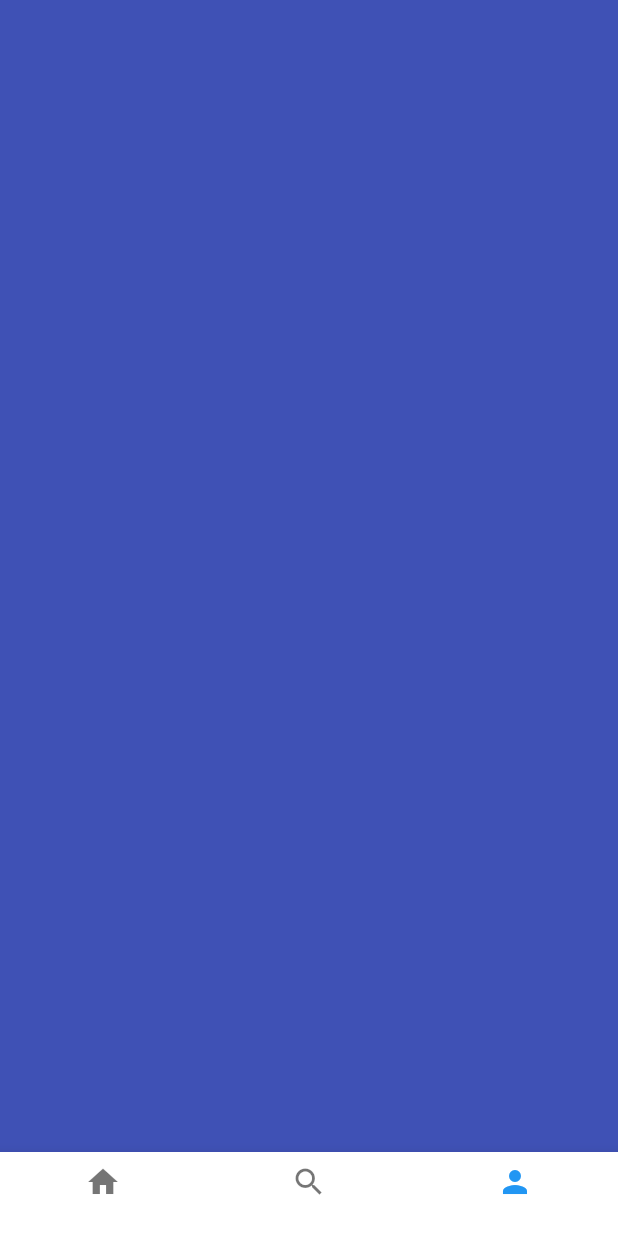
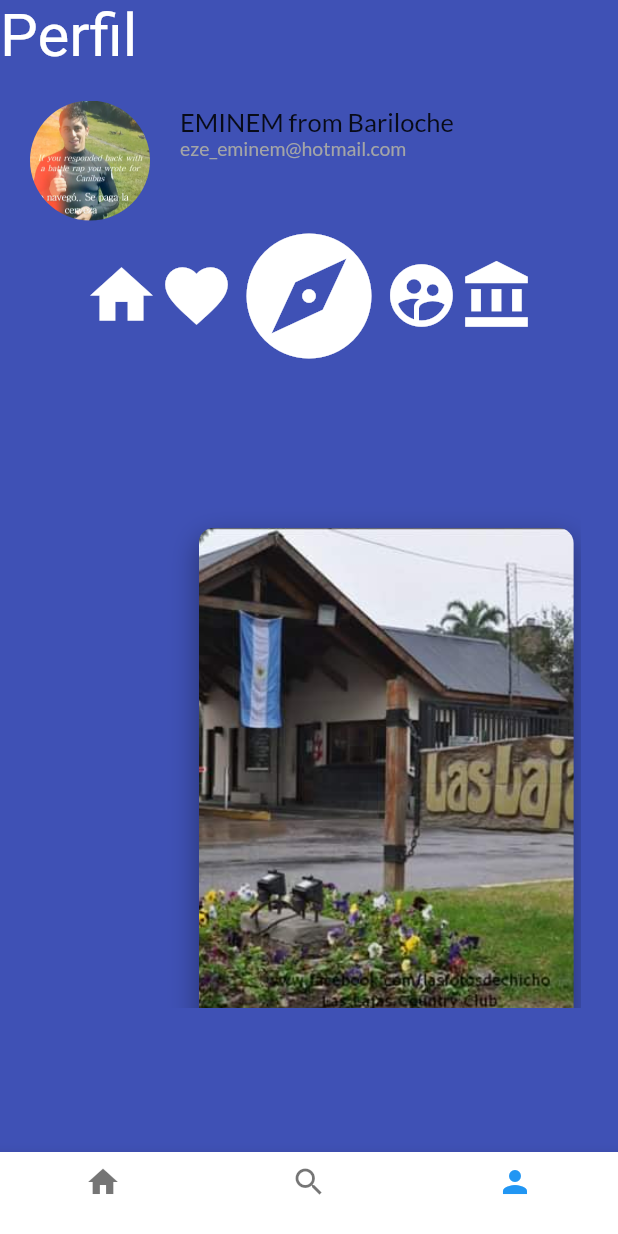
Before and after one commit to AlejoRMinetti/lajas-flutter-app, a Flutter app: the screen it shows after launch, item 3 of the bottom bar chosen, on a phone screen of 412 x 824 dp. Run offline on Flutter 3.47's test engine with Material 2 defaults, Android fonts, the phone set to English and light mode, and no system bars.

Commit message:
add profile page

```diff
--- a/lib/card_image_list.dart
+++ b/lib/card_image_list.dart
@@ -2,7 +2,6 @@ import 'package:flutter/material.dart';
 import 'package:platzi_trips_flutter_app/card_image.dart';
 
 class CardImageList extends StatelessWidget{
-
 
   @override
   Widget build(BuildContext context) {
--- a/lib/home_trips.dart
+++ b/lib/home_trips.dart
@@ -1,7 +1,6 @@
 import 'package:flutter/material.dart';
 import 'package:platzi_trips_flutter_app/description_place.dart';
 import 'package:platzi_trips_flutter_app/review_list.dart';
-
 import 'header_appbar.dart';
 
 class HomeTrips extends StatelessWidget{
--- /dev/null
+++ b/lib/places_list.dart
@@ -0,0 +1,29 @@
+import 'package:flutter/material.dart';
+
+import 'card_image.dart';
+
+class PlacesList extends StatelessWidget{
+
+  @override
+  Widget build(BuildContext context) {
+    // TODO: implement build
+    return Container(
+      height: 450.0,
+      width: 450.0,
+      padding: EdgeInsets.all(25.0),
+      child: Center(
+        child: ListView(
+
+          //scrollDirection: Axis.horizontal, //por defecto es vertical
+          children: <Widget>[
+            CardImage("images/entradaLajas.png"),
+            CardImage("images/clubHouseLajas.png"),
+            CardImage("images/sateliteLajas.png"),
+            CardImage("images/iconoLajas.png")
+          ],
+        ),
+      ),
+    );
+  }
+
+}
--- a/lib/profile_trips.dart
+++ b/lib/profile_trips.dart
@@ -1,4 +1,6 @@
 import 'package:flutter/material.dart';
+import 'package:platzi_trips_flutter_app/places_list.dart';
+import 'package:platzi_trips_flutter_app/review.dart';
 
 class ProfileTrips extends StatelessWidget{
   @override
@@ -6,6 +8,49 @@ class ProfileTrips extends StatelessWidget{
     // TODO: implement build
     return Container(
       color: Colors.indigo,
+      child: ListView(
+                children: <Widget>[
+                  Text("Perfil",
+                  style: TextStyle(
+                    fontSize: 40,
+                    color: Colors.white
+                  ),),
+                  Review("images/EzeViajero.png",
+                      "EMINEM from Bariloche",
+                      "", "eze_eminem@hotmail.com"),
+                  Center(
+                    child: Row(
+                      mainAxisAlignment: MainAxisAlignment.center,
+                      crossAxisAlignment: CrossAxisAlignment.center,
+                      children: <Widget>[
+                        Icon(Icons.home,
+                          color: Colors.white,
+                          size: 50.0,
+                        ),
+                        Icon(Icons.favorite,
+                          color: Colors.white,
+                          size: 50.0,
+                        ),
+                        Icon(Icons.explore,
+                          color: Colors.white,
+                          size: 100.0,
+                        ),
+                        Icon(Icons.supervised_user_circle,
+                          color: Colors.white,
+                          size: 50.0,
+                        ),
+                        Icon(Icons.account_balance,
+                          color: Colors.white,
+                          size: 50.0,
+                        ),
+                      ],
+                    ),
+                  ),
+                  PlacesList()
+                  //DescriptionPlace("Las Lajas", 3, "Lajita"),
+                  //ReviewList()
+                ]
+            ),
     );
   }
 }
```
